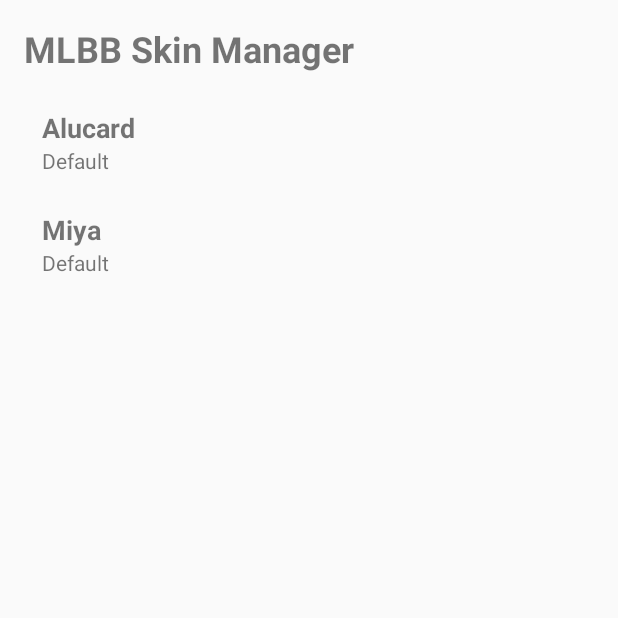
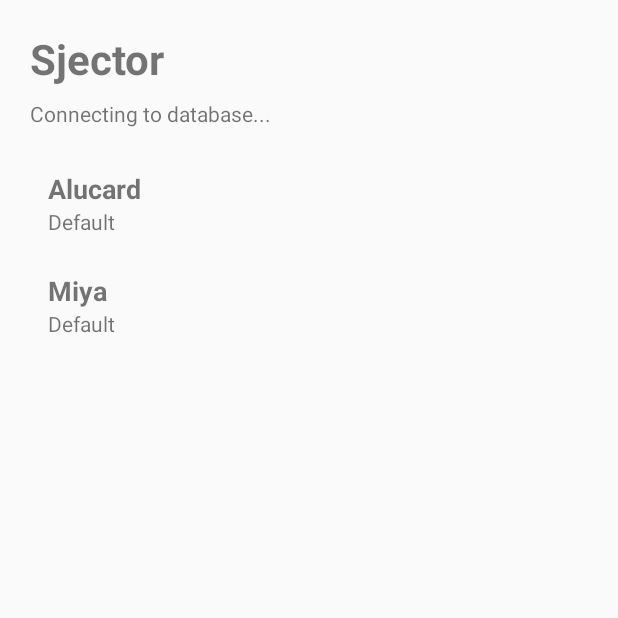
Before and after one commit to raiprajwal685-beep/MLBB-Skin-Manager, an Android app: the screen it shows after launch (MainActivity), on a phone screen of 412 x 824 dp, the top half of it. Run offline under Robolectric (Android 15) with nearby library versions, the phone set to English and light mode, and no system bars.

Commit message:
Update Sjector home screen layout

```diff
--- a/app/src/main/res/layout/activity_main.xml
+++ b/app/src/main/res/layout/activity_main.xml
@@ -2,19 +2,28 @@
     android:layout_width="match_parent"
     android:layout_height="match_parent"
     android:orientation="vertical"
-    android:padding="16dp">
+    android:padding="20dp">
 
     <TextView
+        android:id="@+id/app_title"
         android:layout_width="wrap_content"
         android:layout_height="wrap_content"
-        android:text="MLBB Skin Manager"
-        android:textSize="24sp"
+        android:text="Sjector"
+        android:textSize="28sp"
         android:textStyle="bold" />
+
+    <TextView
+        android:id="@+id/database_status"
+        android:layout_width="match_parent"
+        android:layout_height="wrap_content"
+        android:layout_marginTop="8dp"
+        android:text="Connecting to database..."
+        android:textSize="14sp" />
 
     <androidx.recyclerview.widget.RecyclerView
         android:id="@+id/skin_list"
         android:layout_width="match_parent"
         android:layout_height="0dp"
-        android:layout_marginTop="12dp"
+        android:layout_marginTop="16dp"
         android:layout_weight="1" />
 </LinearLayout>
```
